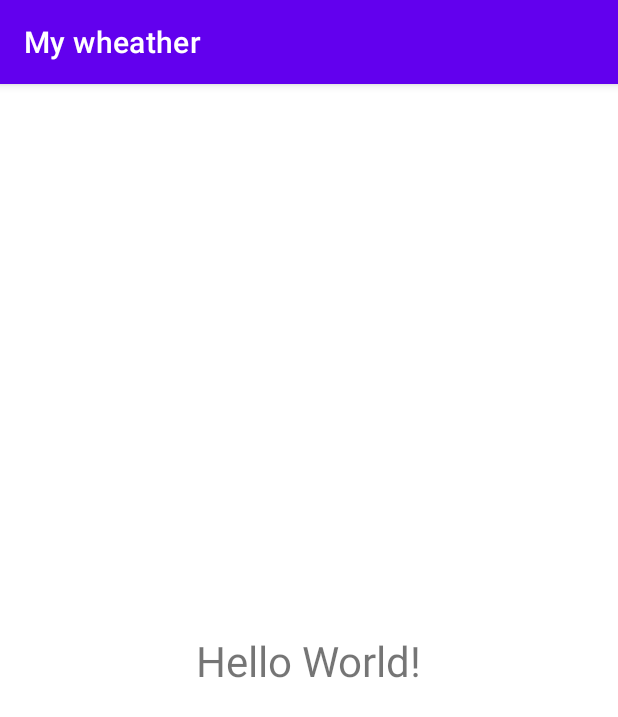
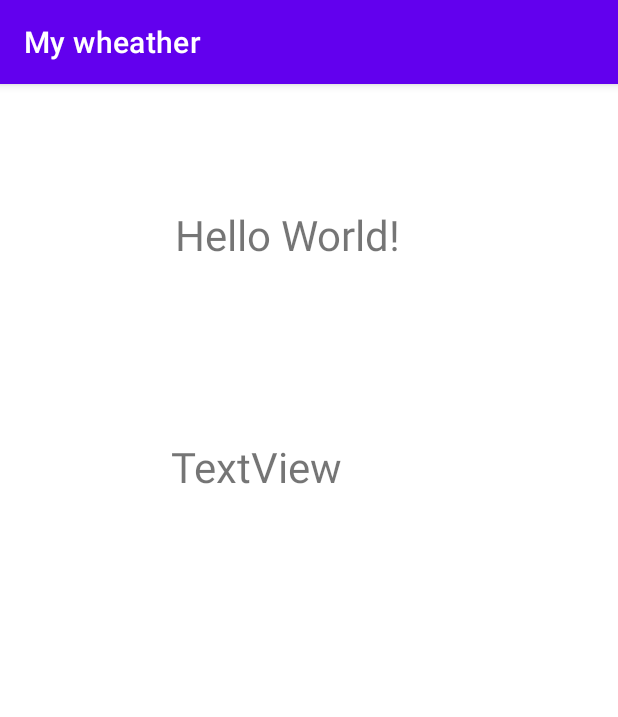
Before and after one commit to sangasgar/My_wheather, an Android app: the screen it shows after launch (MainActivity), on a phone screen of 412 x 824 dp. Shown: the top 717 px of the screen. Run offline under Robolectric (Android 15) with nearby library versions, the phone set to English and light mode, and no system bars.

Commit message:
Начальная версия

```diff
--- a/app/src/main/java/ru/atpv/mywheather/MainActivity.java
+++ b/app/src/main/java/ru/atpv/mywheather/MainActivity.java
@@ -10,5 +10,6 @@ public class MainActivity extends AppCompatActivity {
     protected void onCreate(Bundle savedInstanceState) {
         super.onCreate(savedInstanceState);
         setContentView(R.layout.activity_main);
+
     }
 }
--- a/app/src/main/res/layout/activity_main.xml
+++ b/app/src/main/res/layout/activity_main.xml
@@ -13,10 +13,22 @@
         android:text="@string/hello_world"
         android:textSize="@dimen/hello_size"
         app:layout_constraintBottom_toBottomOf="parent"
+        app:layout_constraintHorizontal_bias="0.447"
         app:layout_constraintLeft_toLeftOf="parent"
+        app:layout_constraintRight_toRightOf="parent"
+        app:layout_constraintTop_toTopOf="parent"
+        app:layout_constraintVertical_bias="0.111" />
+
+    <TextView
+        android:id="@+id/textView2"
+        android:layout_width="186dp"
+        android:layout_height="67dp"
+        android:layout_marginTop="236dp"
+        android:layout_marginRight="112dp"
+        android:text="@string/textview"
+        android:textSize="28sp"
         app:layout_constraintRight_toRightOf="parent"
         app:layout_constraintTop_toTopOf="parent" />
 
 
-
 </androidx.constraintlayout.widget.ConstraintLayout>
--- a/app/src/main/res/values/strings.xml
+++ b/app/src/main/res/values/strings.xml
@@ -1,4 +1,5 @@
 <resources>
     <string name="app_name">My wheather</string>
     <string name="hello_world">Hello World!</string>
+    <string name="textview">TextView</string>
 </resources>
```
Also changed, not shown: 1 other file.
